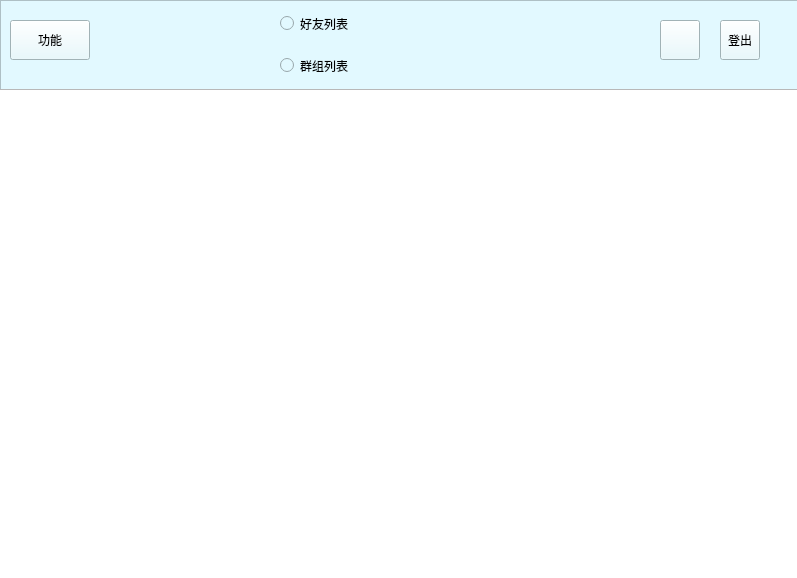
Above: chat/usrmain.ui from Snowball-Di/cs2021_qt_chat before the change. Below: the same form after it.
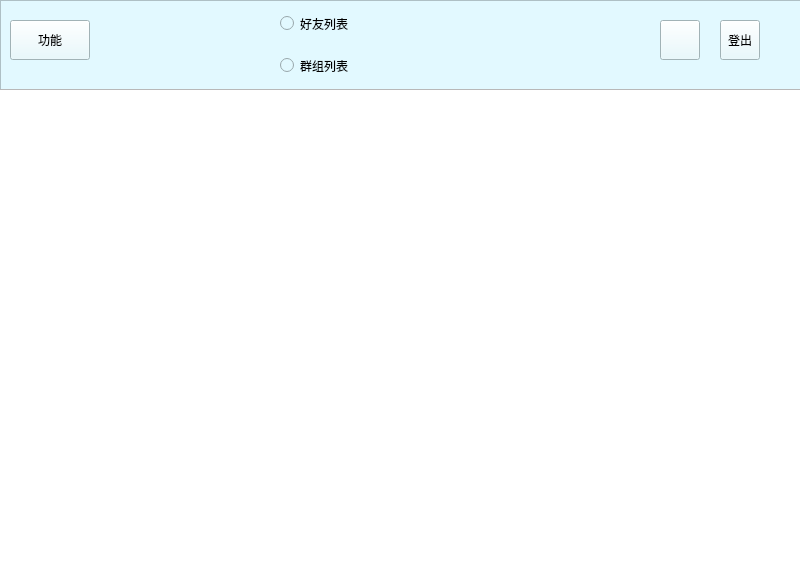
That is the form after the change. Icons and pictures are not drawn.

```diff
--- a/chat/usrmain.ui
+++ b/chat/usrmain.ui
@@ -6,7 +6,7 @@
    <rect>
     <x>0</x>
     <y>0</y>
-    <width>797</width>
+    <width>800</width>
     <height>578</height>
    </rect>
   </property>
@@ -178,9 +178,9 @@
     <widget class="QListWidget" name="listWidget">
      <property name="geometry">
       <rect>
-       <x>-80</x>
+       <x>0</x>
        <y>0</y>
-       <width>881</width>
+       <width>891</width>
        <height>491</height>
       </rect>
      </property>
```
